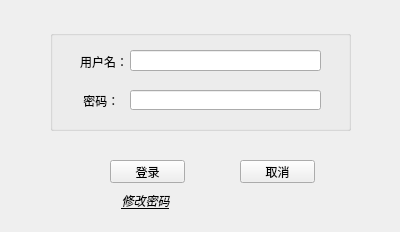
Old version of the form PCBHumanReCheck/PCBHumanReCheck/tologin.ui in the repository ZhangYY12345/PCBHumanReCheck.
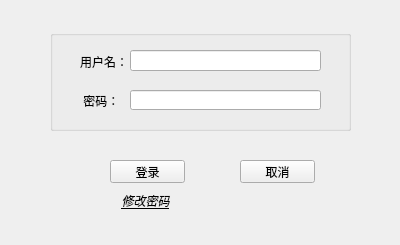
New version of the form.

```diff
--- a/PCBHumanReCheck/PCBHumanReCheck/tologin.ui
+++ b/PCBHumanReCheck/PCBHumanReCheck/tologin.ui
@@ -7,7 +7,7 @@
     <x>0</x>
     <y>0</y>
     <width>400</width>
-    <height>232</height>
+    <height>245</height>
    </rect>
   </property>
   <property name="windowTitle">
```
